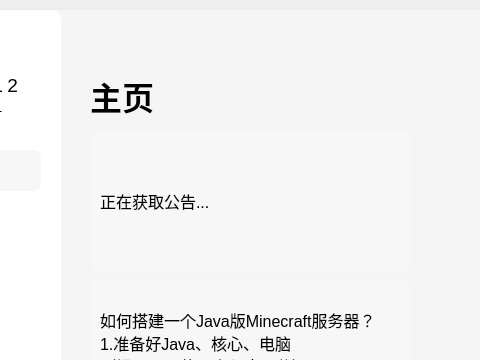
Old version of the form Resources/QtUIFiles/MCSL2_MainWindow.ui in the repository MCSLTeam/MCSL2; both pictures show x 160 to 640 and y 0 to 360 of the 962 by 601 pixel window.
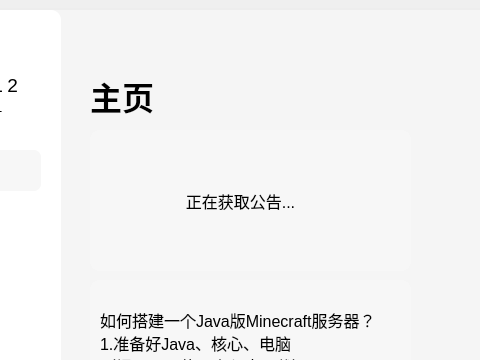
New version of the form. The open tabs and pages were chosen to show the change. Icons and pictures are not drawn.

Diff of the .ui file:
```diff
--- a/Resources/QtUIFiles/MCSL2_MainWindow.ui
+++ b/Resources/QtUIFiles/MCSL2_MainWindow.ui
@@ -769,6 +769,12 @@
        <property name="text">
         <string>正在获取公告...</string>
        </property>
+       <property name="textFormat">
+        <enum>Qt::PlainText</enum>
+       </property>
+       <property name="alignment">
+        <set>Qt::AlignCenter</set>
+       </property>
       </widget>
      </widget>
      <widget class="QWidget" name="HomeTip1_Widget" native="true">
```
Left out of the diff: 10 changed lines with no effect on the pictures.
